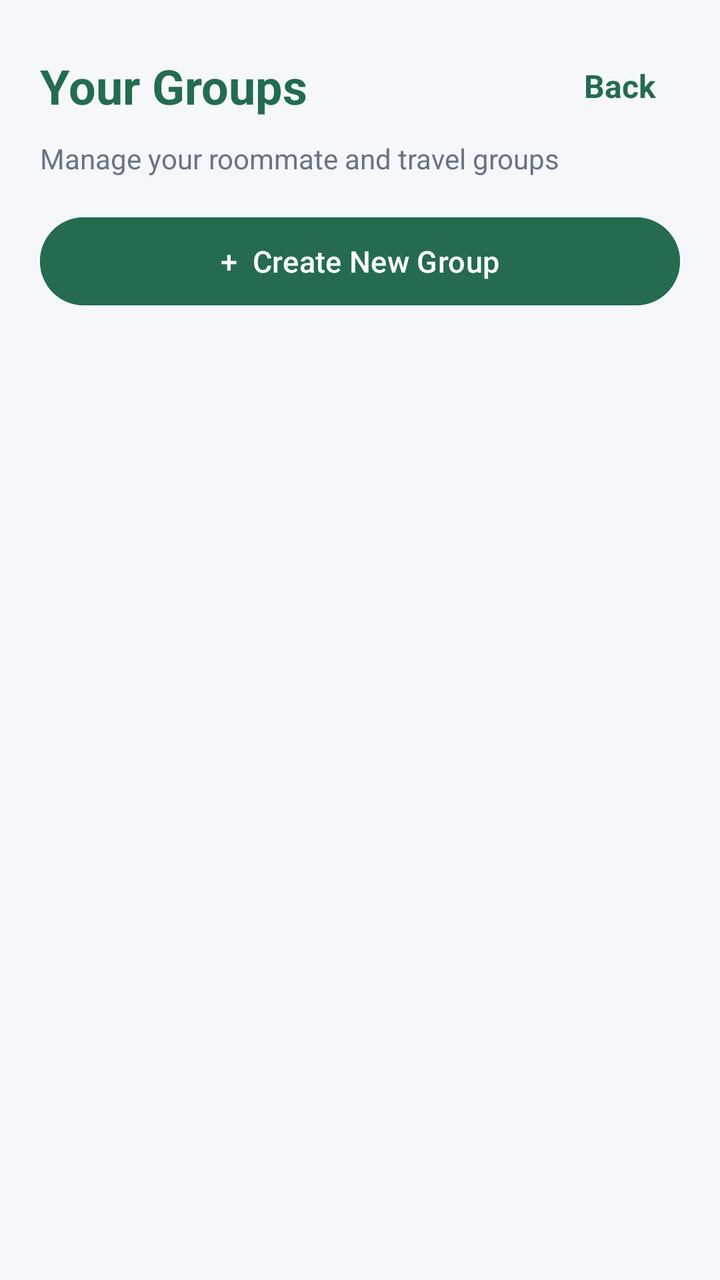
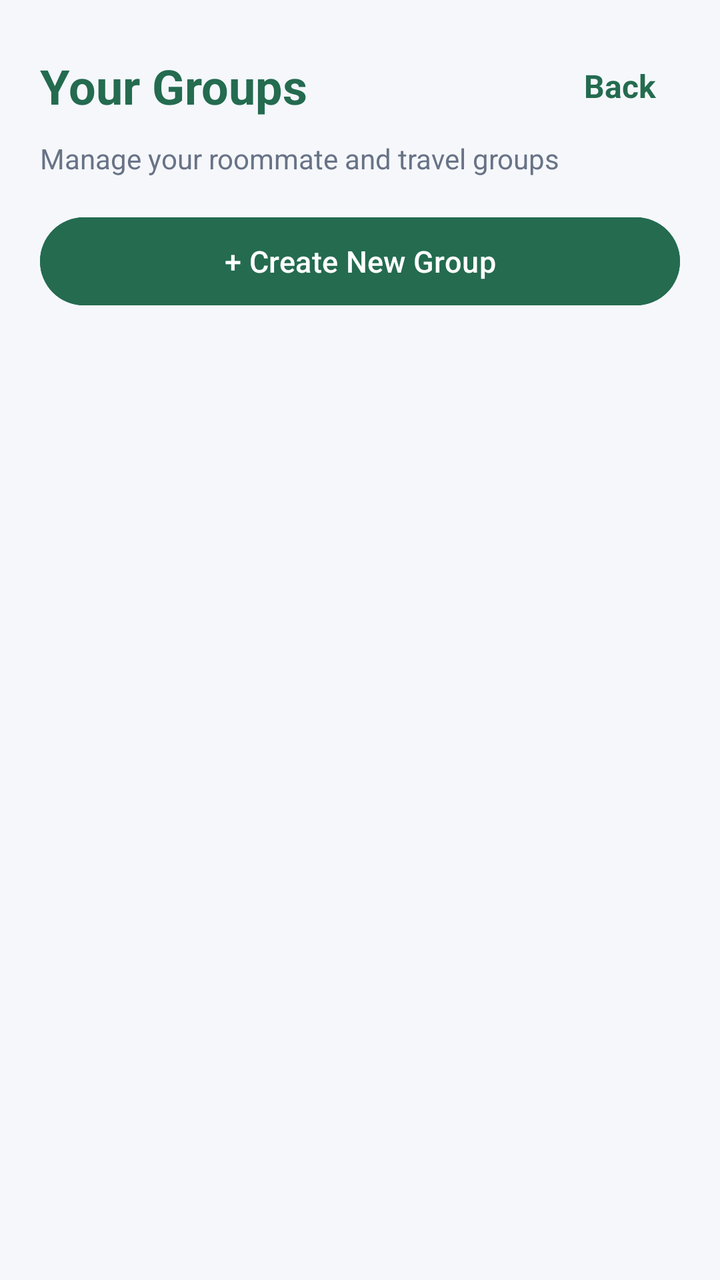

Compare the two renders of this Android layout. The source of the first and the diff that turns it into the second are given below.
<!-- AndroidManifest.xml: application theme Theme.BillSplit -->
<!-- res/layout/activity_groups.xml -->
<?xml version="1.0" encoding="utf-8"?>
<LinearLayout xmlns:android="http://schemas.android.com/apk/res/android"
    android:layout_width="match_parent"
    android:layout_height="match_parent"
    android:background="#F5F7FB"
    android:orientation="vertical"
    android:padding="20dp">

    
    <LinearLayout
        android:layout_width="match_parent"
        android:layout_height="wrap_content"
        android:gravity="center_vertical"
        android:orientation="horizontal">

        <TextView
            android:layout_width="0dp"
            android:layout_height="wrap_content"
            android:layout_weight="1"
            android:text="Your Groups"
            android:textColor="#246B50"
            android:textSize="24sp"
            android:textStyle="bold" />

        <TextView
            android:id="@+id/btnBack"
            android:layout_width="wrap_content"
            android:layout_height="wrap_content"
            android:background="?attr/selectableItemBackground"
            android:clickable="true"
            android:focusable="true"
            android:padding="12dp"
            android:text="Back"
            android:textColor="#246B50"
            android:textSize="16sp"
            android:textStyle="bold" />
    </LinearLayout>

    <TextView
        android:layout_width="wrap_content"
        android:layout_height="wrap_content"
        android:layout_marginTop="4dp"
        android:layout_marginBottom="16dp"
        android:text="Manage your roommate and travel groups"
        android:textColor="#687386"
        android:textSize="14sp" />

    <Button
        android:id="@+id/btnCreateGroup"
        android:layout_width="match_parent"
        android:layout_height="52dp"
        android:layout_marginBottom="16dp"
        android:backgroundTint="#246B50"
        android:text="+  Create New Group"
        android:textAllCaps="false"
        android:textColor="#FFFFFF"
        android:textSize="15sp" />

    
    <androidx.recyclerview.widget.RecyclerView
        android:id="@+id/rvGroups"
        android:layout_width="match_parent"
        android:layout_height="match_parent" />

</LinearLayout>
<!-- resources referenced by this layout -->
<resources>
  <style name="Theme.BillSplit" parent="Base.Theme.BillSplit" />
  <style name="Base.Theme.BillSplit" parent="Theme.Material3.Light.NoActionBar">
          <item name="android:windowBackground">#F5F7FB</item>
          <item name="colorPrimary">#246B50</item>
          <item name="android:forceDarkAllowed" tools:targetApi="q">false</item>
      </style>
</resources>

<!-- the commit's change to res/layout/activity_groups.xml (unified diff, before → after) -->
@@ -1,65 +1,71 @@
 <?xml version="1.0" encoding="utf-8"?>
-<LinearLayout xmlns:android="http://schemas.android.com/apk/res/android"
+<ScrollView xmlns:android="http://schemas.android.com/apk/res/android"
     android:layout_width="match_parent"
     android:layout_height="match_parent"
     android:background="#F5F7FB"
-    android:orientation="vertical"
-    android:padding="20dp">
+    android:fillViewport="true">
 
-    
     <LinearLayout
         android:layout_width="match_parent"
         android:layout_height="wrap_content"
-        android:gravity="center_vertical"
-        android:orientation="horizontal">
+        android:orientation="vertical"
+        android:padding="20dp">
+
+        
+        <LinearLayout
+            android:layout_width="match_parent"
+            android:layout_height="wrap_content"
+            android:gravity="center_vertical"
+            android:orientation="horizontal">
+
+            <TextView
+                android:layout_width="0dp"
+                android:layout_height="wrap_content"
+                android:layout_weight="1"
+                android:text="Your Groups"
+                android:textColor="#246B50"
+                android:textSize="24sp"
+                android:textStyle="bold" />
+
+            <TextView
+                android:id="@+id/btnBack"
+                android:layout_width="wrap_content"
+                android:layout_height="wrap_content"
+                android:background="?attr/selectableItemBackground"
+                android:clickable="true"
+                android:focusable="true"
+                android:padding="12dp"
+                android:text="Back"
+                android:textColor="#246B50"
+                android:textSize="16sp"
+                android:textStyle="bold" />
+        </LinearLayout>
 
         <TextView
-            android:layout_width="0dp"
-            android:layout_height="wrap_content"
-            android:layout_weight="1"
-            android:text="Your Groups"
-            android:textColor="#246B50"
-            android:textSize="24sp"
-            android:textStyle="bold" />
-
-        <TextView
-            android:id="@+id/btnBack"
             android:layout_width="wrap_content"
             android:layout_height="wrap_content"
-            android:background="?attr/selectableItemBackground"
-            android:clickable="true"
-            android:focusable="true"
-            android:padding="12dp"
-            android:text="Back"
-            android:textColor="#246B50"
-            android:textSize="16sp"
-            android:textStyle="bold" />
+            android:layout_marginTop="4dp"
+            android:layout_marginBottom="16dp"
+            android:text="Manage your roommate and travel groups"
+            android:textColor="#687386"
+            android:textSize="14sp" />
+
+        <Button
+            android:id="@+id/btnCreateGroup"
+            android:layout_width="match_parent"
+            android:layout_height="52dp"
+            android:layout_marginBottom="16dp"
+            android:backgroundTint="#246B50"
+            android:text="+ Create New Group"
+            android:textAllCaps="false"
+            android:textColor="#FFFFFF"
+            android:textSize="15sp" />
+
+        
+        <androidx.recyclerview.widget.RecyclerView
+            android:id="@+id/rvGroups"
+            android:layout_width="match_parent"
+            android:layout_height="wrap_content" />
+
     </LinearLayout>
-
-    <TextView
-        android:layout_width="wrap_content"
-        android:layout_height="wrap_content"
-        android:layout_marginTop="4dp"
-        android:layout_marginBottom="16dp"
-        android:text="Manage your roommate and travel groups"
-        android:textColor="#687386"
-        android:textSize="14sp" />
-
-    <Button
-        android:id="@+id/btnCreateGroup"
-        android:layout_width="match_parent"
-        android:layout_height="52dp"
-        android:layout_marginBottom="16dp"
-        android:backgroundTint="#246B50"
-        android:text="+  Create New Group"
-        android:textAllCaps="false"
-        android:textColor="#FFFFFF"
-        android:textSize="15sp" />
-
-    
-    <androidx.recyclerview.widget.RecyclerView
-        android:id="@+id/rvGroups"
-        android:layout_width="match_parent"
-        android:layout_height="match_parent" />
-
-</LinearLayout>
+</ScrollView>
